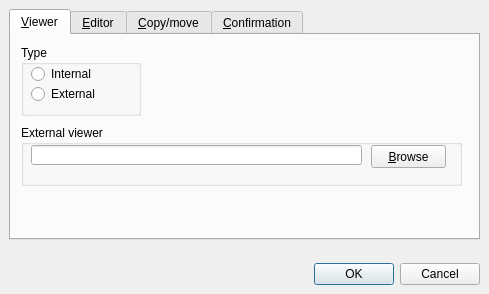
Before: the Qt Designer form OptionsDialog.ui in martin-kudlicka/file-commander, drawn with Qt 5.
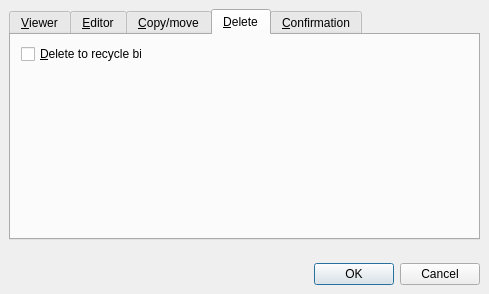
After: the same form once the commit is applied. The open tabs and pages were chosen to show the change.

Commit message: + (Windows) choice to delete file permanently or to recycle bin

Patch:
```diff
--- a/OptionsDialog.ui
+++ b/OptionsDialog.ui
@@ -794,6 +794,24 @@
            </property>
           </widget>
          </widget>
+         <widget class="QWidget" name="tab_13" >
+          <attribute name="title" >
+           <string>&amp;Delete</string>
+          </attribute>
+          <widget class="QCheckBox" name="qcbDeleteToRecycleBin" >
+           <property name="geometry" >
+            <rect>
+             <x>10</x>
+             <y>10</y>
+             <width>121</width>
+             <height>18</height>
+            </rect>
+           </property>
+           <property name="text" >
+            <string>&amp;Delete to recycle bin</string>
+           </property>
+          </widget>
+         </widget>
          <widget class="QWidget" name="tab_6" >
           <attribute name="title" >
            <string>&amp;Confirmation</string>
```
Left out of the diff: 2 changed lines with no effect on the pictures. The commit also changes 5 other files.
